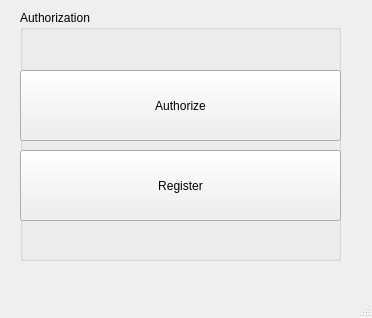
This is QTcreator/Diary/mainwindow.ui in albaSANDROS/DIPLOMA-PROJECT.-Multi-user-client-server-application-e-journal as Qt 5 draws it before an edit. The edited form follows.
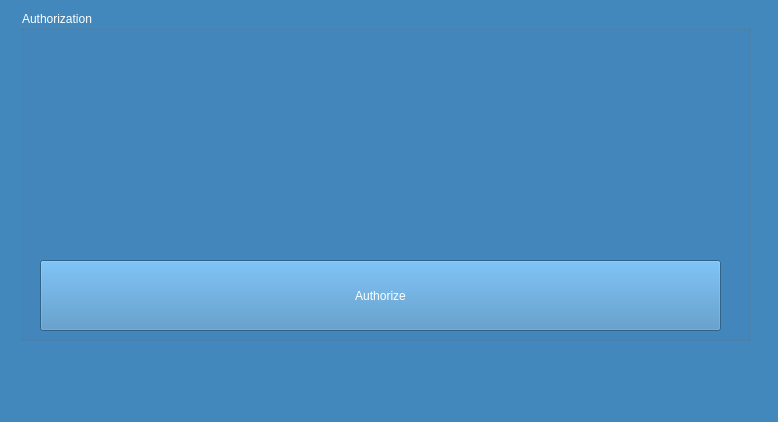
This is the edited form.

Commit message: Added icon to project. Changed main style of program

```diff
--- a/QTcreator/Diary/mainwindow.ui
+++ b/QTcreator/Diary/mainwindow.ui
@@ -6,52 +6,49 @@
    <rect>
     <x>0</x>
     <y>0</y>
-    <width>372</width>
-    <height>318</height>
+    <width>778</width>
+    <height>422</height>
    </rect>
   </property>
   <property name="windowTitle">
    <string>MainWindow</string>
   </property>
+  <property name="styleSheet">
+   <string notr="true">background-color: rgb(67, 136, 189);
+selection-color: rgb(22, 34, 49);</string>
+  </property>
   <widget class="QWidget" name="centralwidget">
    <widget class="QGroupBox" name="groupBox">
     <property name="geometry">
      <rect>
       <x>20</x>
       <y>10</y>
-      <width>321</width>
-      <height>251</height>
+      <width>731</width>
+      <height>331</height>
      </rect>
     </property>
+    <property name="styleSheet">
+     <string notr="true">color: rgb(255, 255, 255);</string>
+    </property>
     <property name="title">
      <string>Authorization</string>
     </property>
     <widget class="QPushButton" name="authorize_button">
      <property name="geometry">
       <rect>
-       <x>0</x>
-       <y>60</y>
-       <width>321</width>
+       <x>20</x>
+       <y>250</y>
+       <width>681</width>
        <height>71</height>
       </rect>
      </property>
+     <property name="styleSheet">
+      <string notr="true">color: rgb(255, 255, 255);</string>
+     </property>
      <property name="text">
       <string>Authorize</string>
      </property>
     </widget>
-    <widget class="QPushButton" name="register_button">
-     <property name="geometry">
-      <rect>
-       <x>0</x>
-       <y>140</y>
-       <width>321</width>
-       <height>71</height>
-      </rect>
-     </property>
-     <property name="text">
-      <string>Register</string>
-     </property>
-    </widget>
    </widget>
   </widget>
   <widget class="QMenuBar" name="menubar">
```
Left out of the diff: 4 changed lines with no effect on the pictures. The commit also changes 59 other files.
